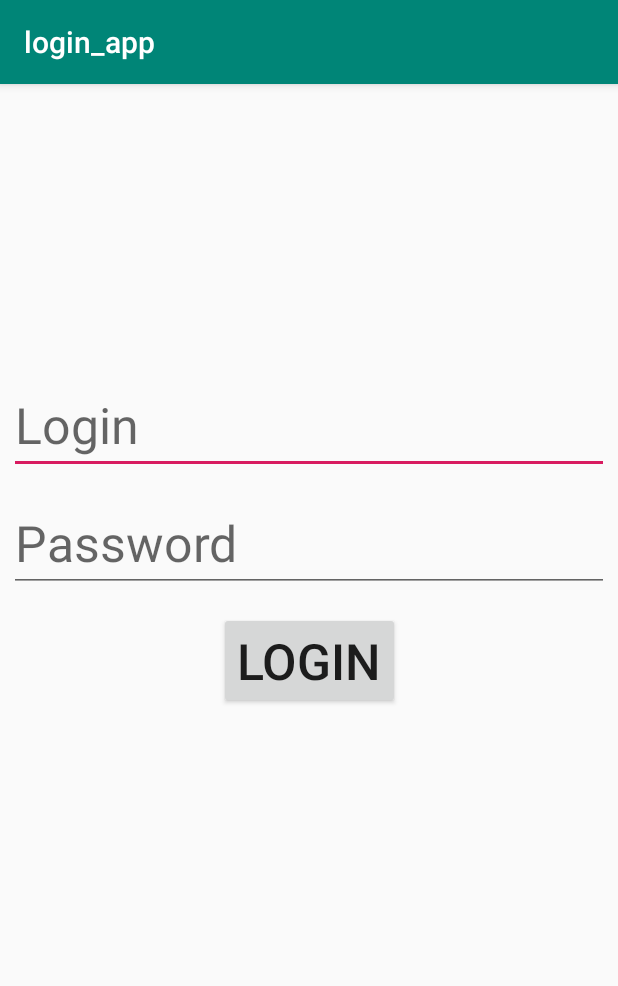
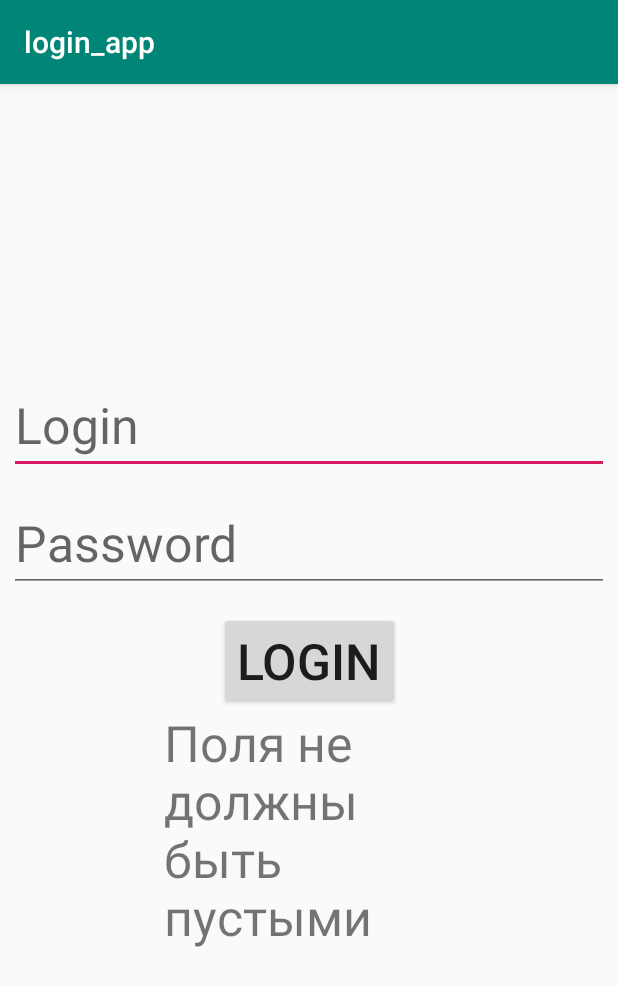
Before and after one commit to Anavol/login_kotlin, an Android app: the screen it shows after launch (LoginActivity), after a tap on "LOGIN", on a phone screen of 412 x 824 dp. Shown: the top 986 px of the screen. Run offline under Robolectric (Android 15) with nearby library versions, the phone set to English and light mode, and no system bars; our stand-ins replace data binding; libraries missing offline, so code that uses them is left out: android.view.

```diff
--- a/app/src/main/java/com/example/login_app/LoginActivity.kt
+++ b/app/src/main/java/com/example/login_app/LoginActivity.kt
@@ -6,10 +6,10 @@ import android.os.Bundle
 import androidx.databinding.DataBindingUtil
 import androidx.lifecycle.ViewModelProviders
 import com.example.login_app.databinding.ActivityLoginBinding
-import android.widget.Toast
 import androidx.lifecycle.ViewModel
 import androidx.lifecycle.ViewModelProvider
 import kotlinx.coroutines.*
+import kotlin.coroutines.coroutineContext
 
 
 class LoginActivity : AppCompatActivity() , LoginModel {
@@ -19,7 +19,7 @@ class LoginActivity : AppCompatActivity() , LoginModel {
     override fun onCreate(savedInstanceState: Bundle?) {
         super.onCreate(savedInstanceState)
         setContentView(R.layout.activity_login)
-        viewModel = ViewModelProviders.of(this, viewModelFactory { LoginViewModel(::login) }).get(LoginViewModel(::login)::class.java)
+        viewModel = ViewModelProviders.of(this, viewModelFactory { LoginViewModel(this) }).get(LoginViewModel(this)::class.java)
         val binding: ActivityLoginBinding = DataBindingUtil.setContentView(
            this, R.layout.activity_login)
         binding.viewModel = viewModel
@@ -31,24 +31,22 @@ class LoginActivity : AppCompatActivity() , LoginModel {
             override fun <T : ViewModel> create(aClass: Class<T>):T = f() as T
         }
 
-
-    override fun login(login: String, password: String) {
+    override fun login(login: String, password: String): LoginResult {
         if ((!login.isNullOrEmpty()) && (!password.isNullOrEmpty())) {
-            imitateDelay(3000)
-            val mainIntent = Intent(this, MainActivity::class.java)
-            startActivity(mainIntent.putExtra("name", login))
+            return LoginResult.Success(login = login)
         }
         else {
-            val toast = Toast.makeText(
-                applicationContext,
-                "Поля не должны быть пустыми", Toast.LENGTH_SHORT
-            )
-            toast.show()
+            return LoginResult.Error(message = "Поля не должны быть пустыми")
         }
     }
-    private fun imitateDelay(time: Long) = runBlocking {
-        launch {
-            delay(time)
-        }
+
+    override suspend fun load(login: String)  {
+
+            GlobalScope.async {
+                delay(5000)
+            }
+
+        val mainIntent = Intent(this, MainActivity::class.java)
+        startActivity(mainIntent.putExtra("name", login))
     }
 }
--- a/app/src/main/java/com/example/login_app/LoginModel.kt
+++ b/app/src/main/java/com/example/login_app/LoginModel.kt
@@ -1,5 +1,11 @@
 package com.example.login_app
 
 interface LoginModel {
-    fun login(login: String, password: String)
+    fun login(login: String, password: String): LoginResult
+    suspend fun load(login: String)
 }
+
+sealed class LoginResult {
+    data class Success(val login: String) : LoginResult()
+    data class Error(val message: String, val cause: Exception? = null) : LoginResult()
+}
--- a/app/src/main/java/com/example/login_app/LoginViewModel.kt
+++ b/app/src/main/java/com/example/login_app/LoginViewModel.kt
@@ -2,9 +2,10 @@ package com.example.login_app
 
 import androidx.lifecycle.MutableLiveData
 import androidx.lifecycle.ViewModel
+import kotlinx.coroutines.*
 
-class LoginViewModel(loginFunction: (login: String, password: String) -> (Unit)): ViewModel() {
-     val loginFunction = loginFunction
+class LoginViewModel(loginModel: LoginModel): ViewModel() {
+     val loginModel = loginModel
      var login = MutableLiveData<String>()
           .apply {
                value = ""
@@ -13,7 +14,32 @@ class LoginViewModel(loginFunction: (login: String, password: String) -> (Unit))
           .apply {
                value = ""
           }
+     var isLoading = MutableLiveData<Boolean>()
+          .apply {
+          value = false
+     }
+     var errorMessage = MutableLiveData<String>()
+          .apply {
+              value =""
+            }
+
      fun onClickLogin(){
-               loginFunction(login.value.toString(), password.value.toString())
+
+          var result = loginModel.login(login.value.toString(), password.value.toString())
+          if (result is LoginResult.Error){
+            errorMessage.value = result.message
+
+          }
+          else
+              if (result is LoginResult.Success){
+                  errorMessage.value = ""
+                  isLoading.value = true
+                    runBlocking {
+                        val job = loginModel.load(result.login)
+                        joinAll()
+                    }
+                  isLoading.value = false
+              }
+
      }
 }
--- a/app/src/main/res/layout/activity_login.xml
+++ b/app/src/main/res/layout/activity_login.xml
@@ -1,10 +1,10 @@
 <?xml version="1.0" encoding="utf-8"?>
 <layout xmlns:android="http://schemas.android.com/apk/res/android"
     xmlns:app="http://schemas.android.com/apk/res-auto"
-    xmlns:tools="http://schemas.android.com/tools"
     >
 
     <data>
+        <import type="android.view.View"/>
         <variable
             name="viewModel"
             type="com.example.login_app.LoginViewModel"
@@ -29,7 +29,8 @@
             android:textSize="15pt"
             app:layout_constraintBottom_toTopOf="@+id/passwordField"
             app:layout_constraintEnd_toEndOf="parent"
-            app:layout_constraintStart_toStartOf="parent" />
+            app:layout_constraintStart_toStartOf="parent"
+            android:enabled="@{!viewModel.isLoading}"/>
 
         <EditText
             android:id="@+id/passwordField"
@@ -46,7 +47,9 @@
             android:textSize="15pt"
             app:layout_constraintBottom_toTopOf="@+id/loginButton"
             app:layout_constraintEnd_toEndOf="parent"
-            app:layout_constraintStart_toStartOf="parent" />
+            app:layout_constraintStart_toStartOf="parent"
+            android:enabled="@{!viewModel.isLoading}"
+            />
 
         <Button
             android:id="@+id/loginButton"
@@ -58,7 +61,33 @@
             app:layout_constraintEnd_toEndOf="parent"
             app:layout_constraintStart_toStartOf="parent"
             app:layout_constraintTop_toTopOf="parent"
-            android:onClick="@{() -> viewModel.onClickLogin()}"/>
+            android:onClick="@{() -> viewModel.onClickLogin()}"
+            android:clickable="@{!viewModel.isLoading}"/>
+
+        <TextView
+            android:id="@+id/textError"
+            android:layout_width="194dp"
+            android:layout_height="187dp"
+            android:text="@={viewModel.errorMessage}"
+            android:textSize="15pt"
+            app:layout_constraintEnd_toEndOf="parent"
+            app:layout_constraintStart_toStartOf="parent"
+            app:layout_constraintTop_toBottomOf="@+id/loginButton"
+            android:visibility="@{viewModel.isLoading ? View.GONE : View.VISIBLE}"/>
+
+        <ProgressBar
+            android:id="@+id/progressBar"
+            style="?android:attr/progressBarStyle"
+            android:layout_width="199dp"
+            android:layout_height="192dp"
+            android:layout_marginTop="116dp"
+            android:visibility="@{viewModel.isLoading ? View.VISIBLE : View.GONE}"
+            app:layout_constraintEnd_toEndOf="parent"
+            app:layout_constraintHorizontal_bias="0.514"
+            app:layout_constraintStart_toStartOf="parent"
+            app:layout_constraintTop_toTopOf="@+id/loginButton"
+
+            />
 
     </androidx.constraintlayout.widget.ConstraintLayout>
 
```
